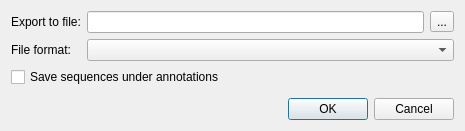
Above: src/plugins/dna_export/src/ui/ExportAnnotationsDialog.ui from violethaze74/ugene before the change. Below: the same form after it.
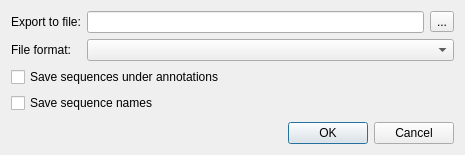
That is the form after the change.

Commit message: UGENE-846 "Add sequence name to annotations" option when export annotations

Diff of the .ui file:
```diff
--- a/src/plugins/dna_export/src/ui/ExportAnnotationsDialog.ui
+++ b/src/plugins/dna_export/src/ui/ExportAnnotationsDialog.ui
@@ -7,7 +7,7 @@
     <x>0</x>
     <y>0</y>
     <width>465</width>
-    <height>131</height>
+    <height>155</height>
    </rect>
   </property>
   <property name="windowTitle">
@@ -59,6 +59,13 @@
      </property>
     </widget>
    </item>
+   <item>
+    <widget class="QCheckBox" name="exportSequenceNameCheck">
+     <property name="text">
+      <string>Save sequence names</string>
+     </property>
+    </widget>
+   </item>
    <item>
     <spacer name="verticalSpacer">
      <property name="orientation">
```
Left out of the diff: 4 changed lines with no effect on the pictures. The commit also changes 7 other files.
